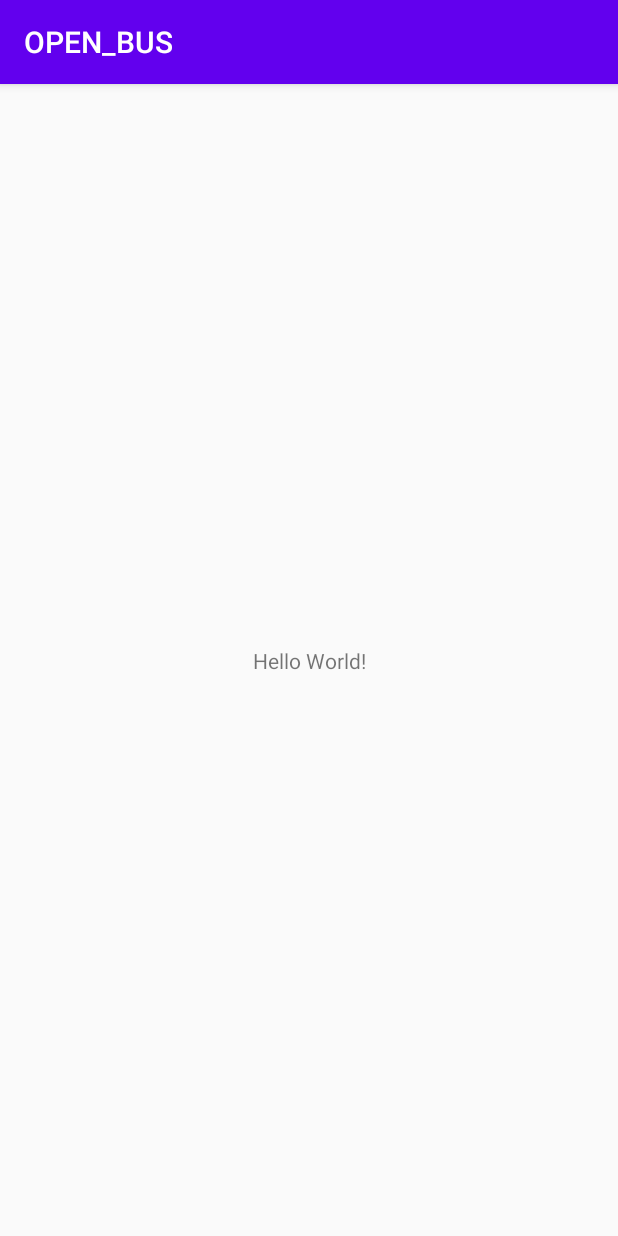
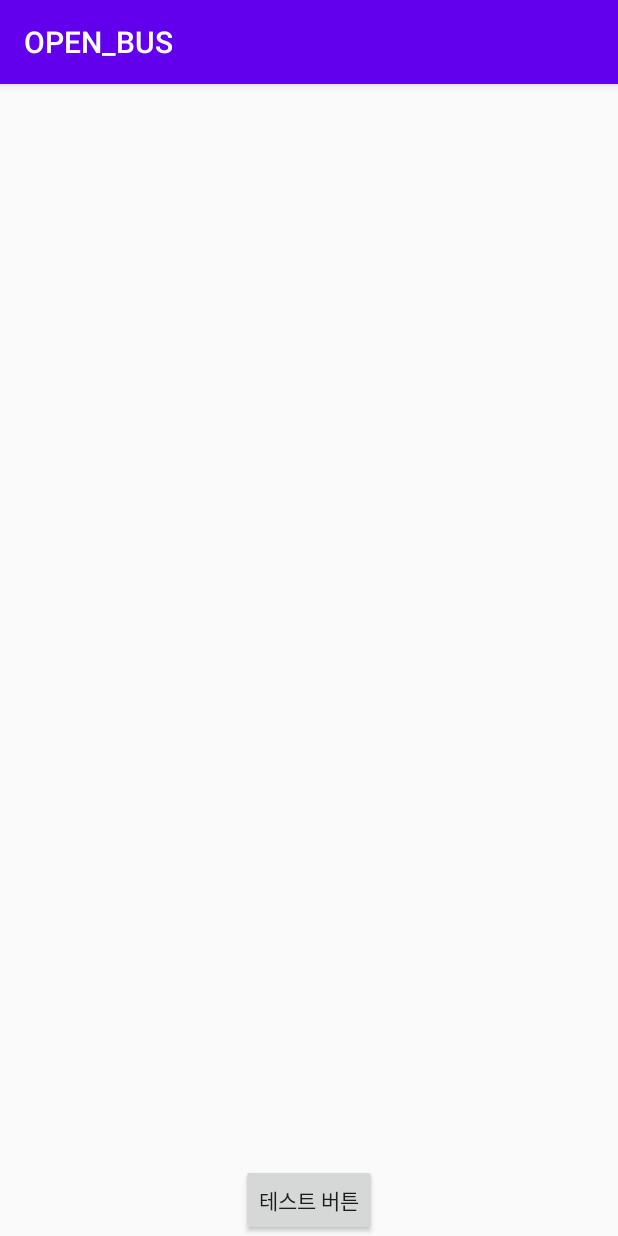
Before and after one commit to dokdogalmaegi/MyBus, an Android app: the screen it shows after launch (MainActivity), on a phone screen of 412 x 824 dp. Run offline under Robolectric (Android 15) with nearby library versions, the phone set to English and light mode, and no system bars.

Commit message:
Toast Test

```diff
--- a/app/src/main/java/com/example/open_bus/MainActivity.java
+++ b/app/src/main/java/com/example/open_bus/MainActivity.java
@@ -3,6 +3,9 @@ package com.example.open_bus;
 import androidx.appcompat.app.AppCompatActivity;
 
 import android.os.Bundle;
+import android.view.View;
+import android.widget.Button;
+import android.widget.Toast;
 
 public class MainActivity extends AppCompatActivity {
 
@@ -10,5 +13,14 @@ public class MainActivity extends AppCompatActivity {
     protected void onCreate(Bundle savedInstanceState) {
         super.onCreate(savedInstanceState);
         setContentView(R.layout.activity_main);
+
+        Button TestBtn = findViewById(R.id.APIBtn);
+
+        TestBtn.setOnClickListener(new View.OnClickListener() {
+            @Override
+            public void onClick(View view) {
+                Toast.makeText(MainActivity.this, "테스트 메세지입니다.", Toast.LENGTH_LONG).show();
+            }
+        });
     }
 }
--- a/app/src/main/res/layout/activity_main.xml
+++ b/app/src/main/res/layout/activity_main.xml
@@ -1,18 +1,19 @@
 <?xml version="1.0" encoding="utf-8"?>
-<androidx.constraintlayout.widget.ConstraintLayout xmlns:android="http://schemas.android.com/apk/res/android"
+<RelativeLayout xmlns:android="http://schemas.android.com/apk/res/android"
     xmlns:app="http://schemas.android.com/apk/res-auto"
     xmlns:tools="http://schemas.android.com/tools"
     android:layout_width="match_parent"
     android:layout_height="match_parent"
+    android:orientation="vertical"
     tools:context=".MainActivity">
 
-    <TextView
+    <Button
+        android:id="@+id/APIBtn"
         android:layout_width="wrap_content"
         android:layout_height="wrap_content"
-        android:text="Hello World!"
-        app:layout_constraintBottom_toBottomOf="parent"
-        app:layout_constraintLeft_toLeftOf="parent"
-        app:layout_constraintRight_toRightOf="parent"
-        app:layout_constraintTop_toTopOf="parent" />
+        android:text="테스트 버튼"
+        android:layout_centerHorizontal="true"
+        android:layout_alignParentBottom="true"
+        />
 
-</androidx.constraintlayout.widget.ConstraintLayout>
+</RelativeLayout>
```
